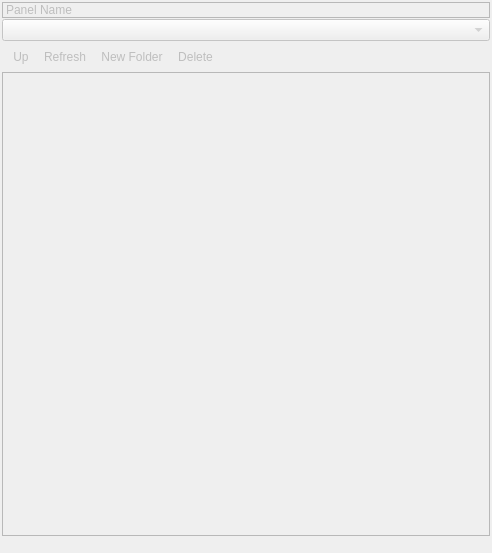
First picture: the form in source/client/ui/file_transfer/file_panel.ui, repository SammyEnigma/aspia, before the edit.
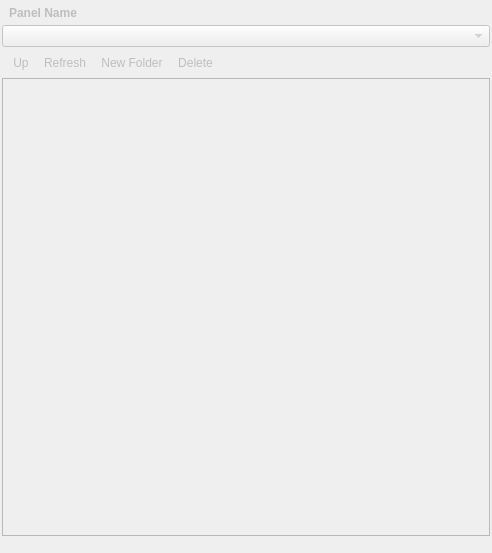
Second picture: the form after the edit. Icons and pictures are not drawn. Custom widgets are drawn as their Qt base class.

Patch:
```diff
--- a/source/client/ui/file_transfer/file_panel.ui
+++ b/source/client/ui/file_transfer/file_panel.ui
@@ -34,18 +34,12 @@
    </property>
    <item>
     <widget class="QLabel" name="label_name">
-     <property name="frameShape">
-      <enum>QFrame::Shape::StyledPanel</enum>
-     </property>
-     <property name="frameShadow">
-      <enum>QFrame::Shadow::Plain</enum>
+     <property name="styleSheet">
+      <string notr="true">QLabel { padding: 4px; font-weight: bold; }</string>
      </property>
      <property name="text">
       <string notr="true">Panel Name</string>
      </property>
-     <property name="margin">
-      <number>2</number>
-     </property>
     </widget>
    </item>
    <item>
```
